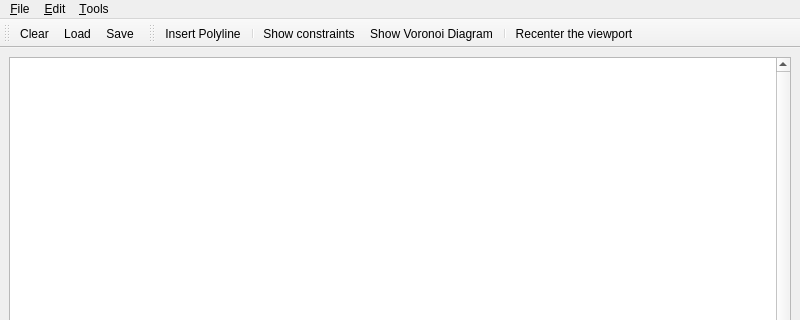
Before: the Qt Designer form GraphicsView/demo/Segment_Delaunay_graph_2/Segment_voronoi_2.ui in CGAL/cgal, drawn with Qt 5; both pictures show x 0 to 800 and y 0 to 320 of the 800 by 600 pixel window.
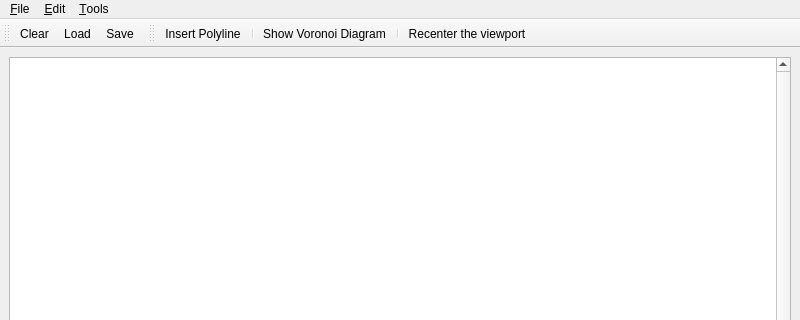
After: the same form once the commit is applied. Icons and pictures are not drawn.

Patch:
```diff
--- a/GraphicsView/demo/Segment_Delaunay_graph_2/Segment_voronoi_2.ui
+++ b/GraphicsView/demo/Segment_Delaunay_graph_2/Segment_voronoi_2.ui
@@ -62,12 +62,11 @@
    <attribute name="toolBarBreak" >
     <bool>false</bool>
    </attribute>
-   <addaction name="actionInsertPolyline" />
-   <addaction name="separator" />
-   <addaction name="actionShowConstraints" />
-   <addaction name="actionShowVoronoi" />
-   <addaction name="separator" />
-   <addaction name="actionRecenter" />
+   <addaction name="actionInsertPolyline"/>
+   <addaction name="separator"/>
+   <addaction name="actionShowVoronoi"/>
+   <addaction name="separator"/>
+   <addaction name="actionRecenter"/>
   </widget>
   <widget class="QMenuBar" name="menubar" >
    <property name="geometry" >
```
Left out of the diff: 213 changed lines with no effect on the pictures.
